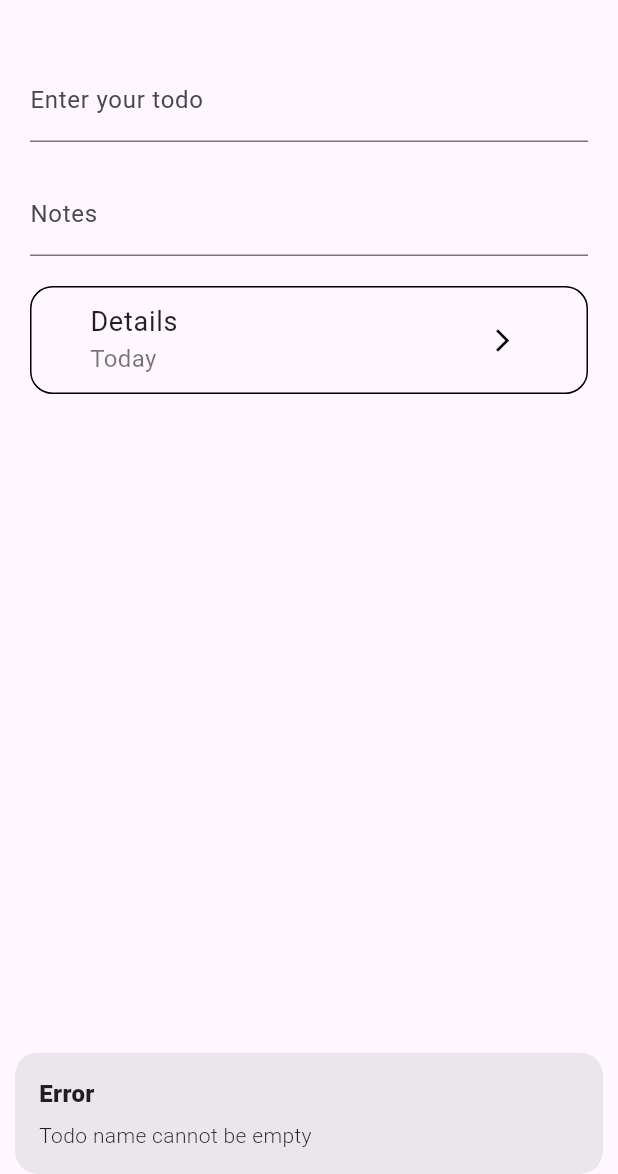
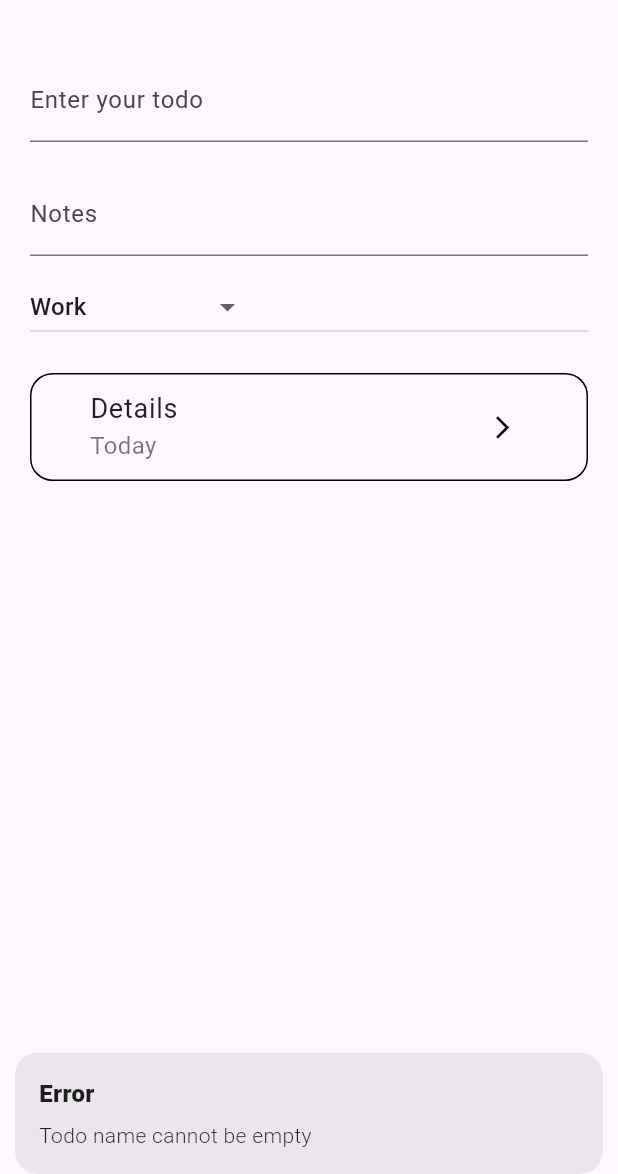
Before and after one commit to cemugurlu/todo-app-flutter, a Flutter app: the AddTodoSheetScreen screen opened directly, after a tap on "Add", on a phone screen of 412 x 824 dp, the part 62-1236 px from its top. Run offline on Flutter 3.47's test engine with Material 3 defaults, Android fonts, the phone set to English and light mode, and no system bars; our stand-ins replace cloud_firestore, firebase_auth, firebase_core, firebase_storage, get, get_storage and 2 more; accounts and stored records are empty.

Commit message:
category dropdown added

```diff
--- a/lib/controllers/todo_controller.dart
+++ b/lib/controllers/todo_controller.dart
@@ -12,6 +12,17 @@ class TodoController extends GetxController {
   var todoName = ''.obs;
   var notes = ''.obs;
   var user = FirebaseAuth.instance.currentUser;
+
+  var categories = [
+    'Work',
+    'Personal',
+    'Health & Fitness',
+    'Shopping',
+    'Family',
+    'Home',
+    'Hobbies',
+  ].obs;
+  var selectedCategory = 'Work'.obs; // Default category
 
   final Rx<DateTime?> selectedDate = Rx<DateTime?>(null);
   final RxBool isCalendarVisible = true.obs;
@@ -42,6 +53,7 @@ class TodoController extends GetxController {
     final todoNameValue = todoName.value.trim();
     final notesValue = notes.value.trim();
     final String? userID = getCurrentUser();
+    final selectedCategoryValue = selectedCategory.value;
 
     if (todoNameValue.isEmpty) {
       Get.snackbar('Error', 'Todo name cannot be empty', snackPosition: SnackPosition.BOTTOM);
@@ -52,7 +64,7 @@ class TodoController extends GetxController {
       final newTodo = Todo(
         id: UniqueKey().toString(),
         title: todoNameValue,
-        category: 'Uncategorized',
+        category: selectedCategoryValue,
         selectedDate: selectedDate.value ?? DateTime.now(),
         description: notesValue,
         userID: userID,
@@ -65,6 +77,7 @@ class TodoController extends GetxController {
       todoName.value = '';
       notes.value = '';
       selectedDate.value = null;
+      selectedCategory.value = 'Work';
 
       Get.back();
     }
@@ -170,29 +183,29 @@ class TodoController extends GetxController {
     return date.isAfter(now) && date.isBefore(endOfWeek) && !isTomorrow(date);
   }
 
-  // Future<void> attachFile() async {
-  //   final XFile? file = await ImagePicker().pickImage(source: ImageSource.gallery);
+  Future<void> attachFile() async {
+    final XFile? file = await ImagePicker().pickImage(source: ImageSource.gallery);
 
-  //   if (file != null) {
-  //     try {
-  //       final String fileName = file.path.split('/').last;
-  //       final Reference firebaseStorageRef = FirebaseStorage.instance.ref().child('uploads/$fileName');
-  //       final UploadTask uploadTask = firebaseStorageRef.putFile(File(file.path));
-  //       await uploadTask.whenComplete(() => null);
-  //       final String downloadUrl = await firebaseStorageRef.getDownloadURL();
+    if (file != null) {
+      try {
+        final String fileName = file.path.split('/').last;
+        final Reference firebaseStorageRef = FirebaseStorage.instance.ref().child('uploads/$fileName');
+        final UploadTask uploadTask = firebaseStorageRef.putFile(File(file.path));
+        await uploadTask.whenComplete(() => null);
+        final String downloadUrl = await firebaseStorageRef.getDownloadURL();
 
-  //       // Add the URL to the todo's attachments list
-  //       final List<String> attachments = [downloadUrl];
-  //       todos.forEach((todo) {
-  //         if (todo.selected) {
-  //           todo.attachments.addAll(attachments);
-  //           _updateTodoInFirestore(todo);
-  //         }
-  //       });
-  //     } catch (e) {
-  //       print('Failed to upload file: $e');
-  //       Get.snackbar('Error', 'Failed to upload file: $e');
-  //     }
-  //   }
-  // }
+        // Add the URL to the todo's attachments list
+        final List<String> attachments = [downloadUrl];
+        todos.forEach((todo) {
+          if (todo.selected) {
+            todo.attachments.addAll(attachments);
+            _updateTodoInFirestore(todo);
+          }
+        });
+      } catch (e) {
+        print('Failed to upload file: $e');
+        Get.snackbar('Error', 'Failed to upload file: $e');
+      }
+    }
+  }
 }
--- a/lib/models/todo_model.dart
+++ b/lib/models/todo_model.dart
@@ -10,6 +10,7 @@ class Todo {
   late String userID;
   late DateTime? selectedDate;
   List<String> attachments;
+  late bool selected; // New selected property
 
   Todo({
     required this.id,
@@ -20,6 +21,7 @@ class Todo {
     this.selectedDate,
     this.attachments = const [],
     bool isCompleted = false,
+    this.selected = false, // Initialize selected with false
   }) {
     this.isCompleted = isCompleted.obs;
   }
--- a/lib/pages/add_todo_sheet_screen.dart
+++ b/lib/pages/add_todo_sheet_screen.dart
@@ -67,6 +67,21 @@ class AddTodoSheetScreen extends StatelessWidget {
                 labelText: 'Notes',
               ),
             ),
+            const SizedBox(height: 10),
+            Obx(() {
+              return DropdownButton<String>(
+                value: todoController.selectedCategory.value,
+                onChanged: (newValue) {
+                  todoController.selectedCategory.value = newValue!;
+                },
+                items: todoController.categories.map((category) {
+                  return DropdownMenuItem<String>(
+                    value: category,
+                    child: Text(category),
+                  );
+                }).toList(),
+              );
+            }),
             const SizedBox(height: 20),
             OutlinedButton(
               onPressed: () {
```
Also changed, not shown: lib/pages/details_sheet_screen.dart (+4 -3 lines).
